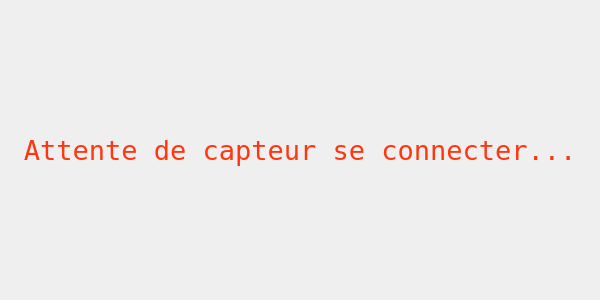
Old version of the form napiLCD/splashscreen.ui in the repository levanhong05/NapiEmbedded.
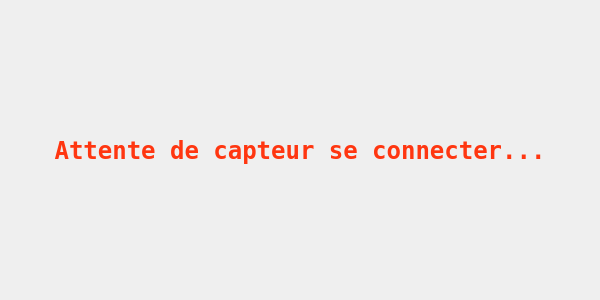
New version of the form. Icons and pictures are not drawn.

What changed in the file:
```diff
--- a/napiLCD/splashscreen.ui
+++ b/napiLCD/splashscreen.ui
@@ -40,7 +40,9 @@
      <property name="font">
       <font>
        <family>Fixedsys</family>
-       <pointsize>20</pointsize>
+       <pointsize>18</pointsize>
+       <weight>75</weight>
+       <bold>true</bold>
       </font>
      </property>
      <property name="styleSheet">
```
